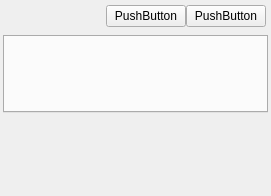
Above: pymdwizard/gui/ui_files/repeating_element.ui from DOI-USGS/fort-pymdwizard before the change. Below: the same form after it.
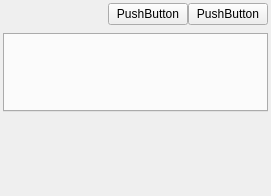
That is the form after the change.

Commit message: add repeating keyword section

```diff
--- a/pymdwizard/gui/ui_files/repeating_element.ui
+++ b/pymdwizard/gui/ui_files/repeating_element.ui
@@ -33,13 +33,13 @@
        <number>0</number>
       </property>
       <property name="leftMargin">
-       <number>2</number>
+       <number>0</number>
       </property>
       <property name="topMargin">
-       <number>2</number>
+       <number>0</number>
       </property>
       <property name="rightMargin">
-       <number>2</number>
+       <number>0</number>
       </property>
       <property name="bottomMargin">
        <number>2</number>
```
Left out of the diff: 2 changed lines with no effect on the pictures. The commit also changes 5 other files.
